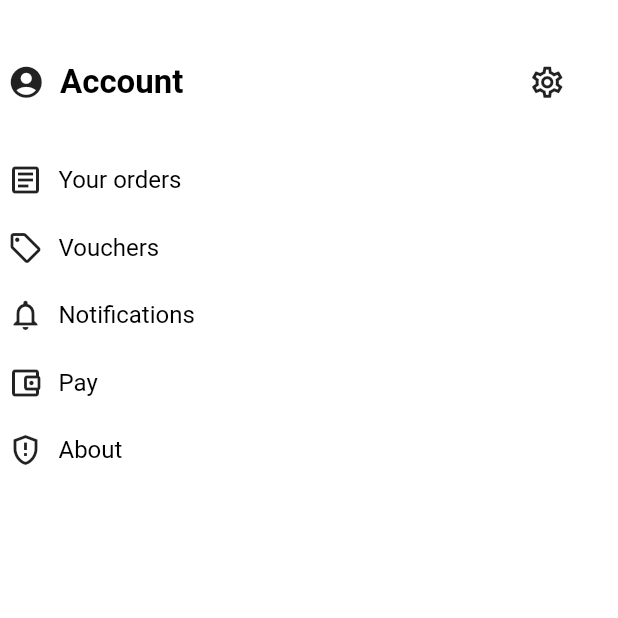
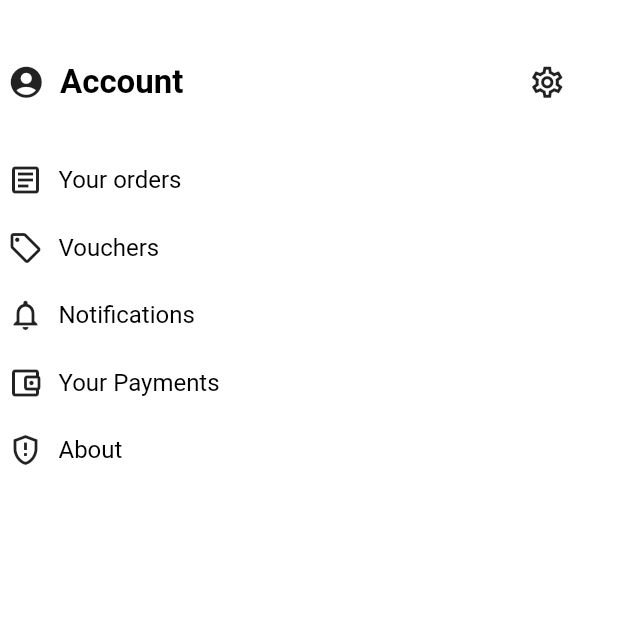
Before and after one commit to AhmedKandeeel/pharmacyy, a Flutter app: the More screen opened by its route, on a phone screen of 412 x 824 dp, the top half of it. Run offline on Flutter 3.47's test engine with Material 2 defaults, Android fonts, the phone set to English and light mode, and no system bars; our stand-ins replace flutter_rating_bar; missing offline and left inert: molten_navigationbar_flutter.

Commit message:
commit message here

```diff
--- a/lib/Details/Second.dart
+++ b/lib/Details/Second.dart
@@ -22,7 +22,7 @@ class _SecondState extends State<Second> {
         elevation: 0,
         leading: IconButton(onPressed: (){}, icon: Icon(Icons.arrow_back)),
         actions: [
-          IconButton(onPressed: (){}, icon: Icon(Icons.payment))
+          IconButton(onPressed: (){}, icon: Icon(Icons.ios_share))
         ],
       ),
 
--- a/lib/Pages/More.dart
+++ b/lib/Pages/More.dart
@@ -102,7 +102,7 @@ class More extends StatelessWidget {
                 ),
                   GestureDetector(
                     onTap: (){},
-                    child: Text("Pay",
+                    child: Text("Your Payments",
                     style: TextStyle(color: Colors.black, fontSize: 16,
                     ),
                     textAlign: TextAlign.left,
--- a/lib/main.dart
+++ b/lib/main.dart
@@ -9,7 +9,8 @@ import 'package:pharmacyy/Pages/More.dart';
 import 'package:pharmacyy/Pages/Offers.dart';
 import 'package:pharmacyy/Pages/Welcome.dart';
 
-void main() {
+void main() async{
+  WidgetsFlutterBinding.ensureInitialized();
   runApp(const MyApp());
 }
 
```
Also changed, not shown: lib/More/Account/Login.dart (+10 -6 lines).
